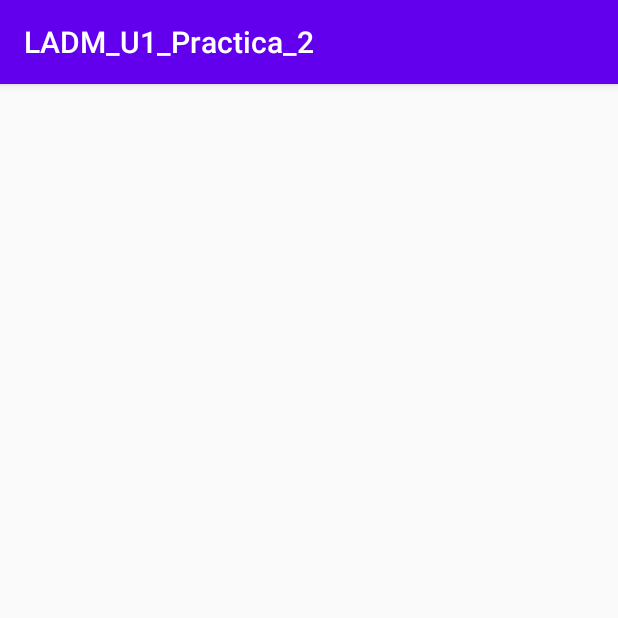
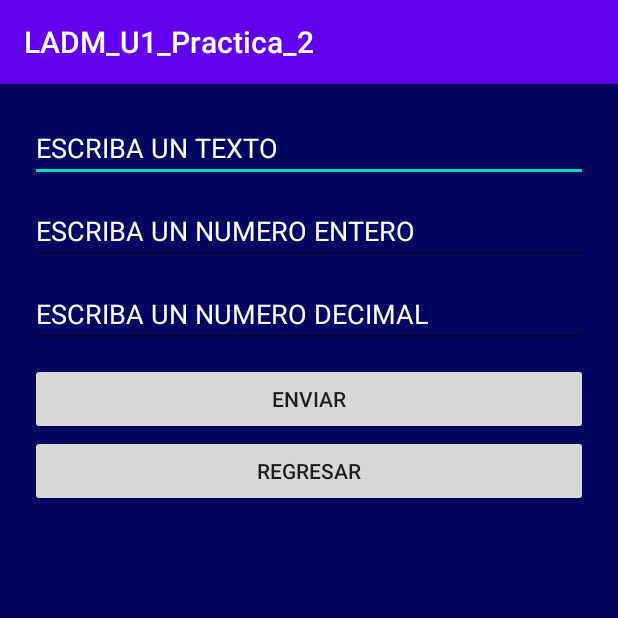
Before and after one commit to MiguelArciniega/Practicas-LDAM-2020, an Android app: the MainActivity3 screen opened directly, with no data from a screen before it, on a phone screen of 412 x 824 dp, the top half of it. Run offline under Robolectric (Android 15) with nearby library versions, the phone set to English and light mode, and no system bars.

Commit message:
UPDATED Practica_2

```diff
--- a/Unidad_1/LADM_U1_Practica_2/app/src/main/AndroidManifest.xml
+++ b/Unidad_1/LADM_U1_Practica_2/app/src/main/AndroidManifest.xml
@@ -9,7 +9,8 @@
         android:roundIcon="@mipmap/ic_launcher_round"
         android:supportsRtl="true"
         android:theme="@style/AppTheme">
-        <activity android:name=".MainActivity3"></activity>
+        <activity android:name=".MainActivity4"></activity>
+        <activity android:name=".MainActivity3" />
         <activity android:name=".MainActivity2" />
         <activity android:name=".MainActivity">
             <intent-filter>
--- a/Unidad_1/LADM_U1_Practica_2/app/src/main/res/layout/activity_main3.xml
+++ b/Unidad_1/LADM_U1_Practica_2/app/src/main/res/layout/activity_main3.xml
@@ -1,9 +1,53 @@
 <?xml version="1.0" encoding="utf-8"?>
-<androidx.constraintlayout.widget.ConstraintLayout xmlns:android="http://schemas.android.com/apk/res/android"
+<LinearLayout xmlns:android="http://schemas.android.com/apk/res/android"
     xmlns:app="http://schemas.android.com/apk/res-auto"
     xmlns:tools="http://schemas.android.com/tools"
     android:layout_width="match_parent"
     android:layout_height="match_parent"
+    android:orientation="vertical"
+    android:padding="20dp"
+    android:background="@color/fondoOscuro"
     tools:context=".MainActivity3">
 
-</androidx.constraintlayout.widget.ConstraintLayout>
+    <EditText
+        android:id="@+id/campo1"
+        android:layout_width="match_parent"
+        android:layout_height="wrap_content"
+        android:ems="10"
+        android:hint="ESCRIBA UN TEXTO"
+        android:textColor="#fff"
+        android:textColorHint="#fff"
+        android:layout_marginBottom="10dp"/>
+
+    <EditText
+        android:id="@+id/campo2"
+        android:layout_width="match_parent"
+        android:layout_height="wrap_content"
+        android:ems="10"
+        android:hint="ESCRIBA UN NUMERO ENTERO"
+        android:textColor="#fff"
+        android:textColorHint="#fff"
+        android:layout_marginBottom="10dp"/>
+
+    <EditText
+        android:id="@+id/campo3"
+        android:layout_width="match_parent"
+        android:layout_height="wrap_content"
+        android:ems="10"
+        android:hint="ESCRIBA UN NUMERO DECIMAL"
+        android:textColor="#fff"
+        android:textColorHint="#fff"
+        android:layout_marginBottom="10dp"/>
+
+    <Button
+        android:id="@+id/enviar"
+        android:layout_width="match_parent"
+        android:layout_height="wrap_content"
+        android:text="ENVIAR" />
+
+    <Button
+        android:id="@+id/regresar"
+        android:layout_width="match_parent"
+        android:layout_height="wrap_content"
+        android:text="REGRESAR" />
+</LinearLayout>
--- a/Unidad_1/LADM_U1_Practica_2/app/src/main/res/values/colors.xml
+++ b/Unidad_1/LADM_U1_Practica_2/app/src/main/res/values/colors.xml
@@ -3,4 +3,6 @@
     <color name="colorPrimary">#6200EE</color>
     <color name="colorPrimaryDark">#3700B3</color>
     <color name="colorAccent">#03DAC5</color>
+    <color name="fondoOscuro">#020660</color>
+    <color name="fondoOscuro2">#770808</color>
 </resources>
```
Also changed, not shown: Unidad_1/LADM_U1_Practica_2/app/src/main/java/mx/tecnm/tepic/ladm_u1_practica_2/MainActivity3.kt (+19 -0 lines), Unidad_1/LADM_U1_Practica_2/app/src/main/java/mx/tecnm/tepic/ladm_u1_practica_2/MainActivity4.kt (added, +27 -0 lines), Unidad_1/LADM_U1_Practica_2/app/src/main/res/layout/activity_main4.xml (added, +46 -0 lines).
